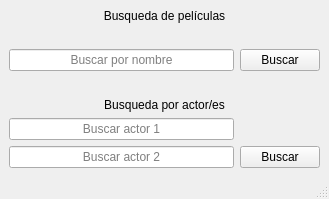
Old version of the form ui/ventana_principal.ui in the repository LucasPaladini/pelis.
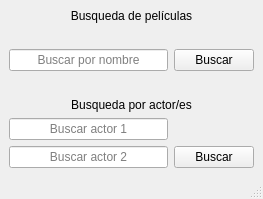
New version of the form.

Patch:
```diff
--- a/ui/ventana_principal.ui
+++ b/ui/ventana_principal.ui
@@ -6,7 +6,7 @@
    <rect>
     <x>0</x>
     <y>0</y>
-    <width>329</width>
+    <width>263</width>
     <height>199</height>
    </rect>
   </property>
```
Left out of the diff: 18 changed lines with no effect on the pictures.
